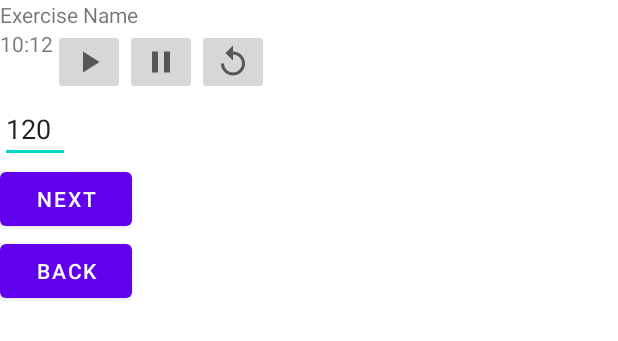
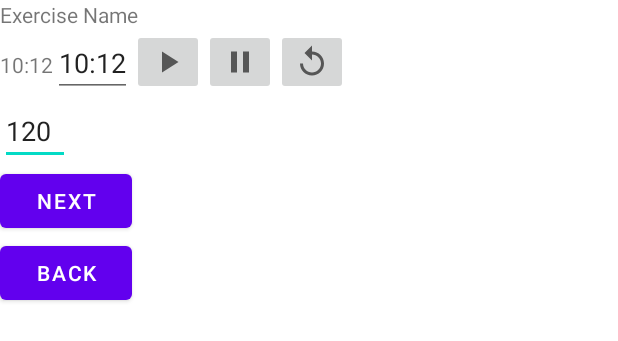
Before and after one commit to ramzan/Virtuosity, an Android app: the layout fragment_session.xml on its own in the app's theme, with its tools: preview values and no code run, on a phone screen of 412 x 824 dp. Shown: the top 341 px of the screen. Run offline under Robolectric (Android 15) with nearby library versions, the phone set to English and light mode, and no system bars.

Commit message:
Session: make timer editable

```diff
--- a/app/src/main/java/com/nazmar/musicgym/practice/session/SessionViewModel.kt
+++ b/app/src/main/java/com/nazmar/musicgym/practice/session/SessionViewModel.kt
@@ -10,6 +10,7 @@ import com.nazmar.musicgym.db.HistoryItem
 import kotlinx.coroutines.CoroutineScope
 import kotlinx.coroutines.Dispatchers
 import kotlinx.coroutines.launch
+import java.lang.Long.min
 
 const val emptyTimeString = "0:00"
 
@@ -115,7 +116,7 @@ class SessionViewModel(routineId: Long, application: Application) : AndroidViewM
     val timeString: LiveData<String>
         get() = _timeString
 
-    private var timeLeft: Long? = null
+    var timeLeft: Long? = null
 
     private var _timerStatus = MutableLiveData(TimerState.STOPPED)
 
@@ -135,6 +136,7 @@ class SessionViewModel(routineId: Long, application: Application) : AndroidViewM
                 timeLeft = null
             }
         }
+        timeLeft = timeLeft ?: currentExerciseDuration()
     }
 
     fun setUpTimer() {
@@ -185,6 +187,12 @@ class SessionViewModel(routineId: Long, application: Application) : AndroidViewM
     }
 
     fun timeToText(millisUntilFinished: Long): String {
-        return "${(millisUntilFinished / 60000) % 60}:" + "${(millisUntilFinished / 1000) % 60}".padStart(2, '0')
+        return "${millisUntilFinished / 60000}:" + "${(millisUntilFinished / 1000) % 60}".padStart(2, '0')
+    }
+
+    fun updateTimeLeft(newTime: Long) {
+        timeLeft = newTime
+        _timeString.value = timeToText(newTime)
+        createTimer()
     }
 }
--- a/app/src/main/res/layout/fragment_session.xml
+++ b/app/src/main/res/layout/fragment_session.xml
@@ -20,6 +20,16 @@
             android:id="@+id/timer"
             android:layout_width="wrap_content"
             android:layout_height="wrap_content"
+            tools:text="10:12" />
+
+        <EditText
+            android:id="@+id/timer_editor"
+            android:layout_width="wrap_content"
+            android:layout_height="wrap_content"
+            android:inputType="none"
+            android:focusable="false"
+            android:visibility="gone"
+            tools:visibility="visible"
             tools:text="10:12" />
 
         <ImageButton
```
Also changed, not shown: app/src/main/java/com/nazmar/musicgym/practice/routine/list/TimerEditorDialogFragment.kt (added, +33 -0 lines), app/src/main/java/com/nazmar/musicgym/practice/session/SessionFragment.kt (+33 -0 lines), app/src/main/res/navigation/mobile_navigation.xml (+11 -0 lines).
